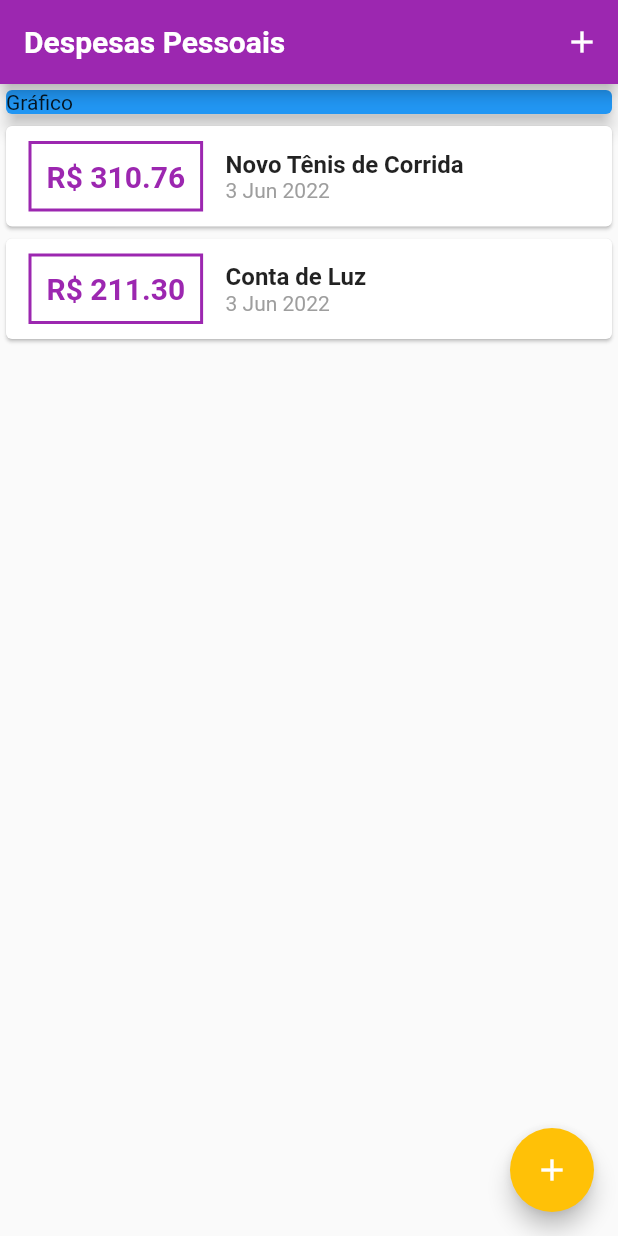
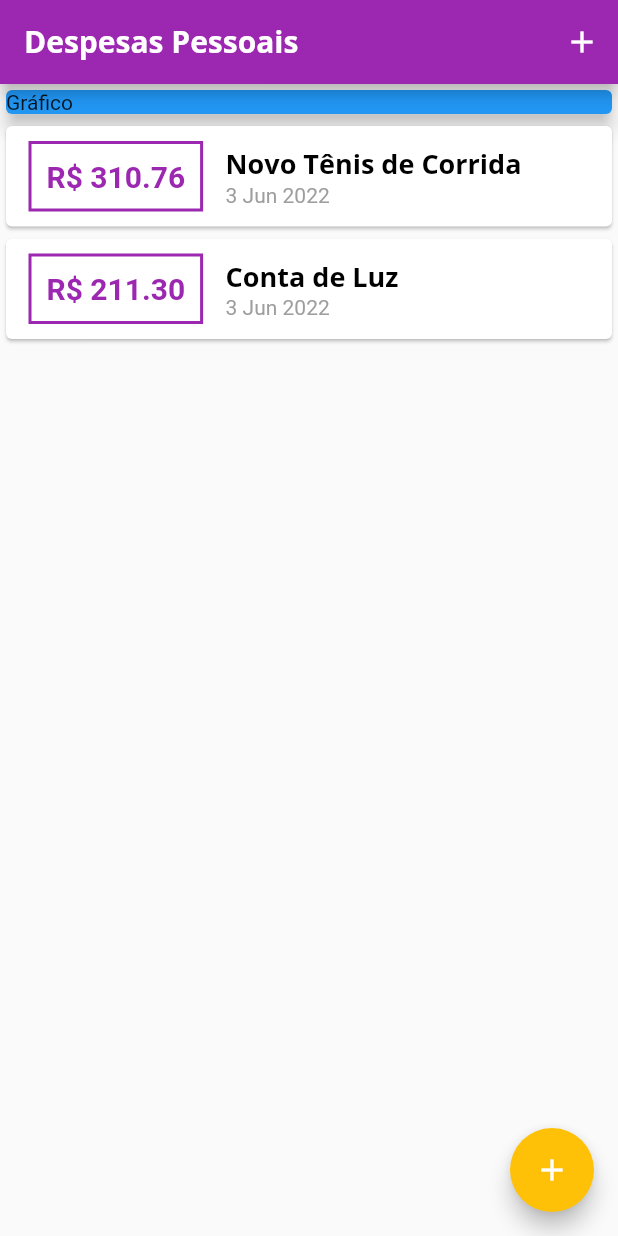
Before and after one commit to andersonmmendes/curso-flutter-expenses, a Flutter app: the screen it shows after launch, on a phone screen of 412 x 824 dp. Run offline on Flutter 3.47's test engine with Material 2 defaults, Android fonts, the phone set to English and light mode, and no system bars.

Commit message:
Aula 117 - Finalizada

```diff
--- a/lib/components/transaction_list.dart
+++ b/lib/components/transaction_list.dart
@@ -44,10 +44,7 @@ class TransactionList extends StatelessWidget {
                   children: [
                     Text(
                       tr.title,
-                      style: TextStyle(
-                        fontSize: 16,
-                        fontWeight: FontWeight.bold,
-                      ),
+                      style: Theme.of(context).textTheme.headline6,
                     ),
                     Text(
                       DateFormat('d MMM y').format(tr.date),
```
Also changed, not shown: pubspec.yaml (+11 -11 lines), assets/fonts/OpenSans-Bold.ttf (added), assets/fonts/OpenSans-Regular.ttf (added), assets/fonts/Quicksand-Bold.ttf (added), assets/fonts/Quicksand-Light.ttf (added), assets/fonts/Quicksand-Medium.ttf (added), assets/fonts/Quicksand-Regular.ttf (added).
